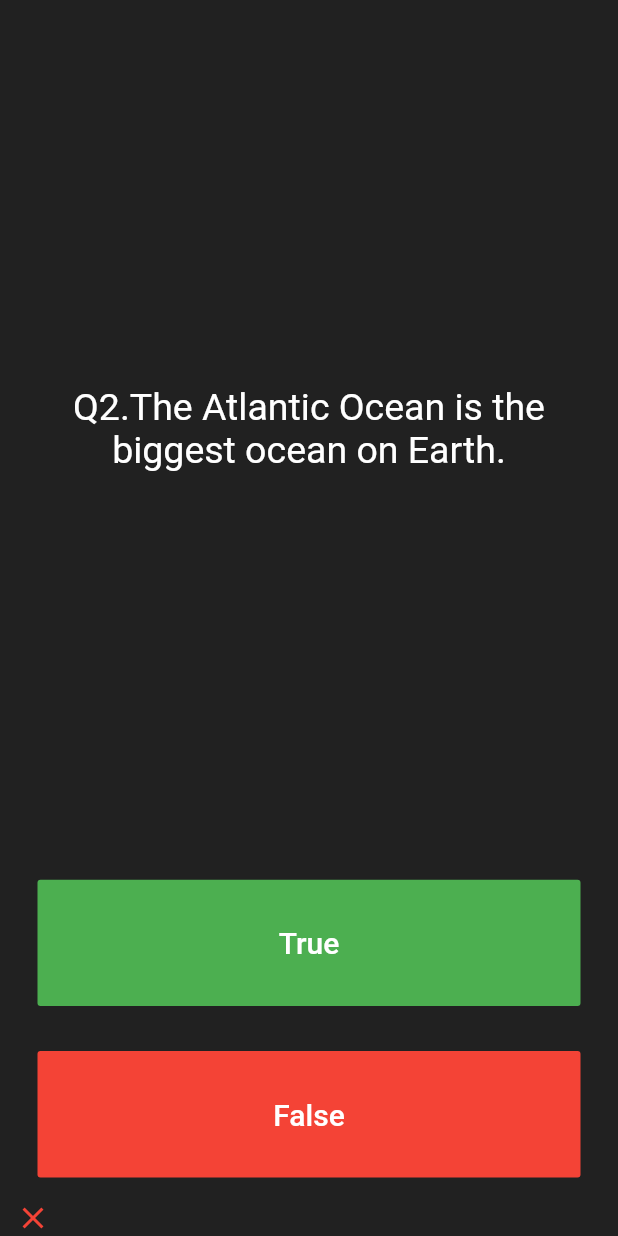
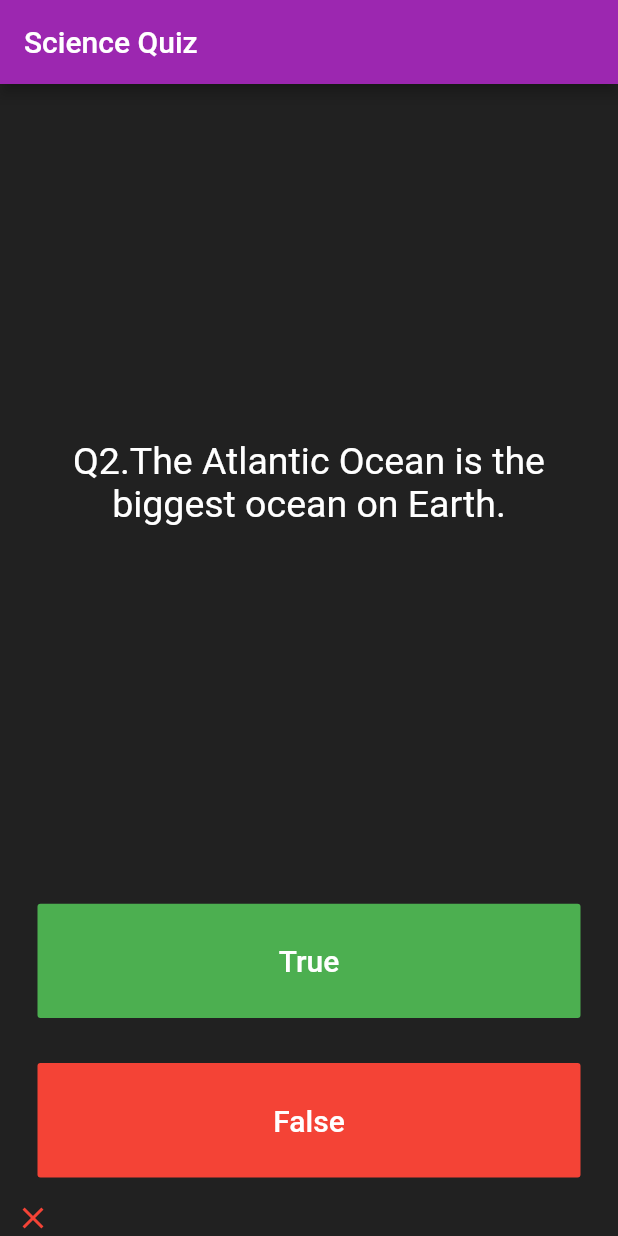
Before and after one commit to surrajj20/Quizzler-App, a Flutter app: the screen it shows after launch, after a tap on "True", on a phone screen of 412 x 824 dp. Run offline on Flutter 3.47's test engine with Material 2 defaults, Android fonts, the phone set to English and light mode, and no system bars; our stand-ins replace rflutter_alert.

Commit message:
navbar & constructor refactored

```diff
--- a/lib/main.dart
+++ b/lib/main.dart
@@ -12,6 +12,10 @@ class Quizzler extends StatelessWidget {
     return MaterialApp(
       home: Scaffold(
         backgroundColor: Colors.grey.shade900,
+        appBar: AppBar(
+          title: Text('Science Quiz'),
+          backgroundColor: Colors.purple,
+        ),
         body: SafeArea(
           child: Padding(
             padding: EdgeInsets.symmetric(horizontal: 10.0),
--- a/lib/question.dart
+++ b/lib/question.dart
@@ -2,8 +2,5 @@ class Question {
   String questionText;
   bool questionAnswer;
 
-  Question(String q, bool a) {
-    questionText = q;
-    questionAnswer = a;
-  }
+  Question(this.questionText, this.questionAnswer);
 }
```
